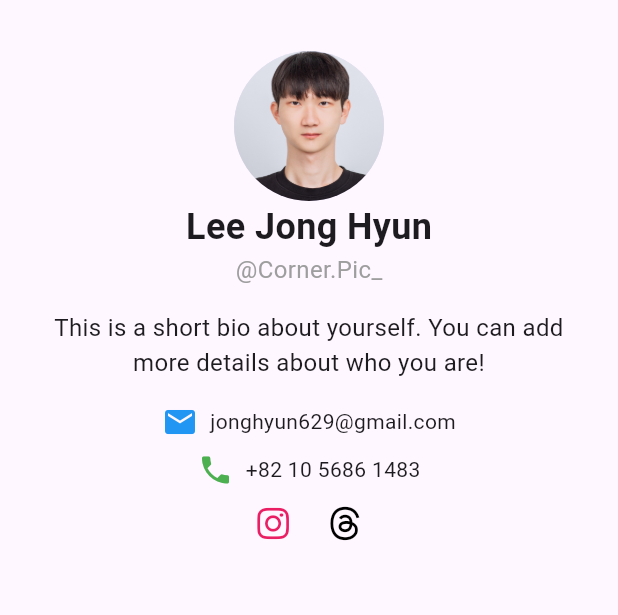
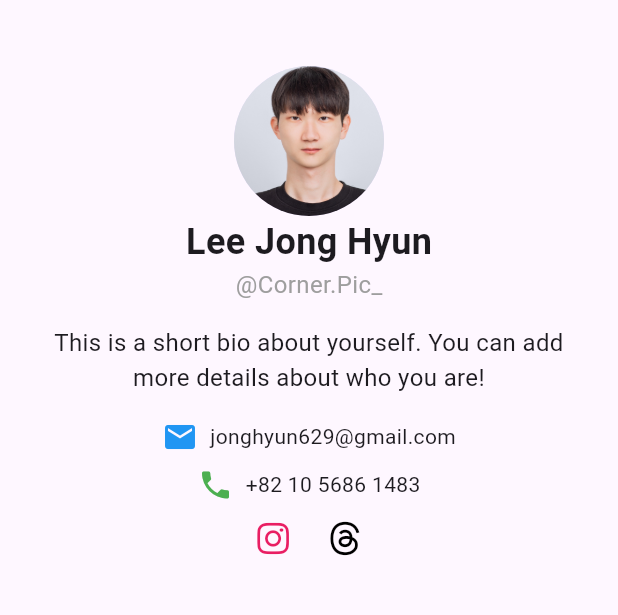
Before and after one commit to jonghyun629/Flutter-Study, a Flutter app: the screen it shows after launch, on a phone screen of 412 x 824 dp, the part 63-678 px from its top. Run offline on Flutter 3.47's test engine with Material 3 defaults, Android fonts, the light colour scheme and no system bars; our stand-ins replace font_awesome_flutter.

Commit message:
Update home_screen.dart

```diff
--- a/Week 1 Flutter and Dart Fundamentals/3. week 1 Activity/profile_app/lib/screen/home_screen.dart
+++ b/Week 1 Flutter and Dart Fundamentals/3. week 1 Activity/profile_app/lib/screen/home_screen.dart
@@ -14,7 +14,7 @@ class ProfilePage  extends StatelessWidget {
         centerTitle: true,
       ),
       body: SingleChildScrollView(
-        padding: const EdgeInsets.all(20.0),
+        padding: const EdgeInsets.fromLTRB(20.0,30,20,10),
         child: Column(
           crossAxisAlignment: CrossAxisAlignment.center,
           children: [
```
